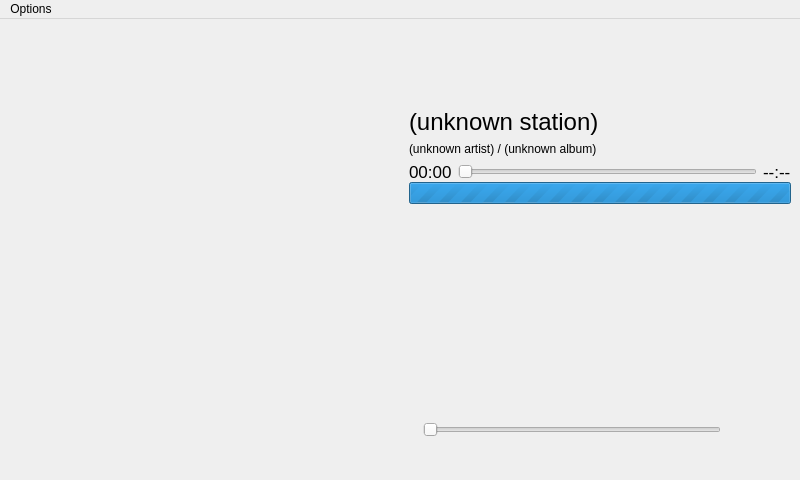
This is radionowplayingwindow.ui in gidzzz/openmediaplayer as Qt 5 draws it before an edit. The edited form follows.
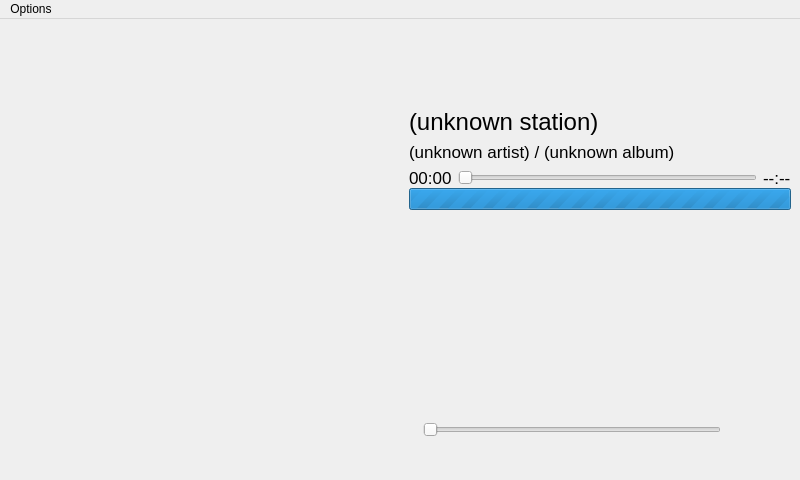
This is the edited form. Icons and pictures are not drawn.

Commit message: Tweaked RadioNowPlayingWindow to look more like the stock player.

```diff
--- a/radionowplayingwindow.ui
+++ b/radionowplayingwindow.ui
@@ -169,6 +169,11 @@
            <property name="text">
             <string>(unknown artist) / (unknown album)</string>
            </property>
+           <property name="font">
+            <font>
+             <pointsize>13</pointsize>
+            </font>
+           </property>
           </widget>
          </item>
          <item>
```
The commit also changes 1 other file.
